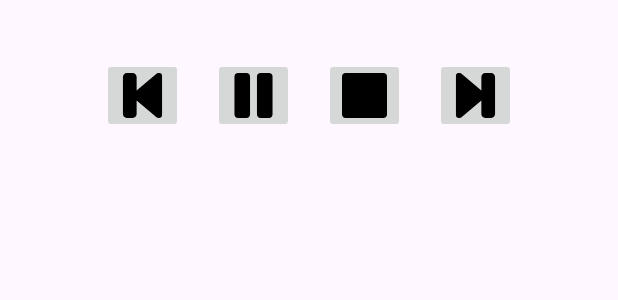
After one commit to lekoal/Aston_intensiv_1, an Android app: the layout custom_notification_layot.xml on its own in the app's theme, with its tools: preview values and no code run, on a phone screen of 412 x 824 dp. The commit adds this screen. Shown: the top 300 px of the screen. Run offline under Robolectric (Android 15) with nearby library versions, the light colour scheme and no system bars.

Commit message:
Добавлен кастомный Layout с кнопками для Notification, реализован функционал с помощью PendingIntent

```diff
--- a/app/src/main/res/layout/activity_main.xml
+++ b/app/src/main/res/layout/activity_main.xml
@@ -66,6 +66,7 @@
                         android:layout_margin="@dimen/main_activity_player_button_margin"
                         android:background="@color/gray_400"
                         android:contentDescription="@string/previous_button_description"
+                        android:foreground="?attr/selectableItemBackgroundBorderless"
                         android:src="@drawable/previous"
                         android:tint="@color/gray_900" />
 
@@ -76,6 +77,7 @@
                         android:layout_margin="@dimen/main_activity_player_button_margin"
                         android:background="@color/gray_400"
                         android:contentDescription="@string/play_button_description"
+                        android:foreground="?attr/selectableItemBackgroundBorderless"
                         android:src="@drawable/play"
                         android:tint="@color/gray_900" />
 
@@ -86,6 +88,7 @@
                         android:layout_margin="@dimen/main_activity_player_button_margin"
                         android:background="@color/gray_400"
                         android:contentDescription="@string/stop_button_description"
+                        android:foreground="?attr/selectableItemBackgroundBorderless"
                         android:src="@drawable/stop"
                         android:tint="@color/gray_900" />
 
@@ -96,6 +99,7 @@
                         android:layout_margin="@dimen/main_activity_player_button_margin"
                         android:background="@color/gray_400"
                         android:contentDescription="@string/next_button_description"
+                        android:foreground="?attr/selectableItemBackgroundBorderless"
                         android:src="@drawable/next"
                         android:tint="@color/gray_900" />
 
--- /dev/null
+++ b/app/src/main/res/layout/custom_notification_layot.xml
@@ -0,0 +1,67 @@
+<?xml version="1.0" encoding="utf-8"?>
+<LinearLayout xmlns:android="http://schemas.android.com/apk/res/android"
+    android:layout_width="match_parent"
+    android:layout_height="wrap_content"
+    android:gravity="center"
+    android:orientation="vertical">
+
+    <LinearLayout
+        android:layout_width="match_parent"
+        android:layout_height="wrap_content"
+        android:gravity="start"
+        android:orientation="vertical">
+
+        <TextView
+            android:id="@+id/notification_title"
+            android:layout_width="wrap_content"
+            android:layout_height="wrap_content" />
+
+        <TextView
+            android:id="@+id/notification_track_name"
+            android:layout_width="wrap_content"
+            android:layout_height="wrap_content" />
+
+    </LinearLayout>
+
+    <LinearLayout
+        android:layout_width="match_parent"
+        android:layout_height="wrap_content"
+        android:gravity="center"
+        android:orientation="horizontal">
+
+        <ImageButton
+            android:id="@+id/notification_prev_button"
+            android:layout_width="wrap_content"
+            android:layout_height="wrap_content"
+            android:layout_marginHorizontal="10dp"
+            android:contentDescription="@string/previous_button_description"
+            android:src="@drawable/previous" />
+
+        <ImageButton
+            android:id="@+id/notification_play_button"
+            android:layout_width="wrap_content"
+            android:layout_height="wrap_content"
+            android:layout_marginHorizontal="10dp"
+            android:contentDescription="@string/play_button_description"
+            android:src="@drawable/pause" />
+
+        <ImageButton
+            android:id="@+id/notification_stop_button"
+            android:layout_width="wrap_content"
+            android:layout_height="wrap_content"
+            android:layout_marginHorizontal="10dp"
+            android:contentDescription="@string/stop_button_description"
+            android:src="@drawable/stop" />
+
+        <ImageButton
+            android:id="@+id/notification_next_button"
+            android:layout_width="wrap_content"
+            android:layout_height="wrap_content"
+            android:layout_marginHorizontal="10dp"
+            android:contentDescription="@string/next_button_description"
+            android:src="@drawable/next" />
+
+
+    </LinearLayout>
+
+</LinearLayout>
```
Also changed, not shown: app/src/main/java/com/lekoal/astonintensiv1/domain/MusicPlayerService.kt (+72 -6 lines), app/src/main/res/drawable/ic_music.xml (added, +24 -0 lines).
